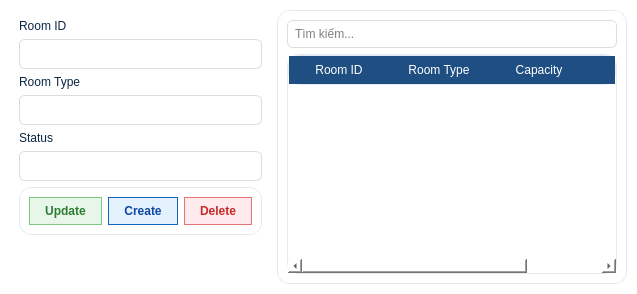
Above: ui/Edit.ui from maihuybao/SmartLockUEL before the change. Below: the same form after it.
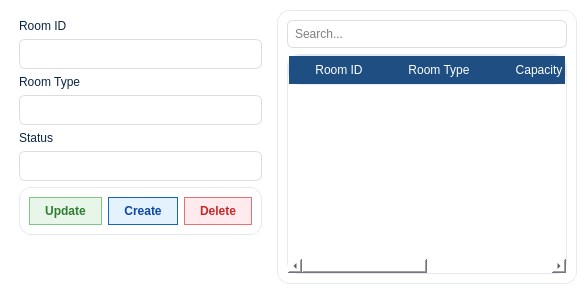
That is the form after the change.

```diff
--- a/ui/Edit.ui
+++ b/ui/Edit.ui
@@ -82,19 +82,19 @@
    </item>
    <item>
     <widget class="QFrame" name="tablePanel">
-     <property name="minimumSize"><size><width>350</width><height>0</height></size></property>
-     <property name="maximumSize"><size><width>350</width><height>16777215</height></size></property>
+     <property name="minimumSize"><size><width>300</width><height>0</height></size></property>
+     <property name="maximumSize"><size><width>16777215</width><height>16777215</height></size></property>
      <property name="styleSheet"><string notr="true">QFrame{background-color:white;border-radius:12px;border:1px solid #E3EAF2;}</string></property>
      <layout class="QVBoxLayout" name="tableLayout">
       <item>
        <widget class="QLineEdit" name="lineEditSearch">
         <property name="styleSheet"><string notr="true">color: black; padding: 5px; border: 1px solid #ddd; border-radius: 6px;</string></property>
-        <property name="placeholderText"><string>Tìm kiếm...</string></property>
+        <property name="placeholderText"><string>Search...</string></property>
        </widget>
       </item>
       <item>
        <widget class="QTableWidget" name="tableWidget">
-        <property name="maximumSize"><size><width>16777215</width><height>350</height></size></property>
+        <property name="maximumSize"><size><width>16777215</width><height>16777215</height></size></property>
         <property name="styleSheet"><string notr="true">QTableWidget{background-color:white;color:black;border:1px solid #E3EAF2;}QHeaderView::section{background-color:#1F4F82;color:white;padding:6px;border:none;}</string></property>
         <column><property name="text"><string>Room ID</string></property></column>
         <column><property name="text"><string>Room Type</string></property></column>
```
